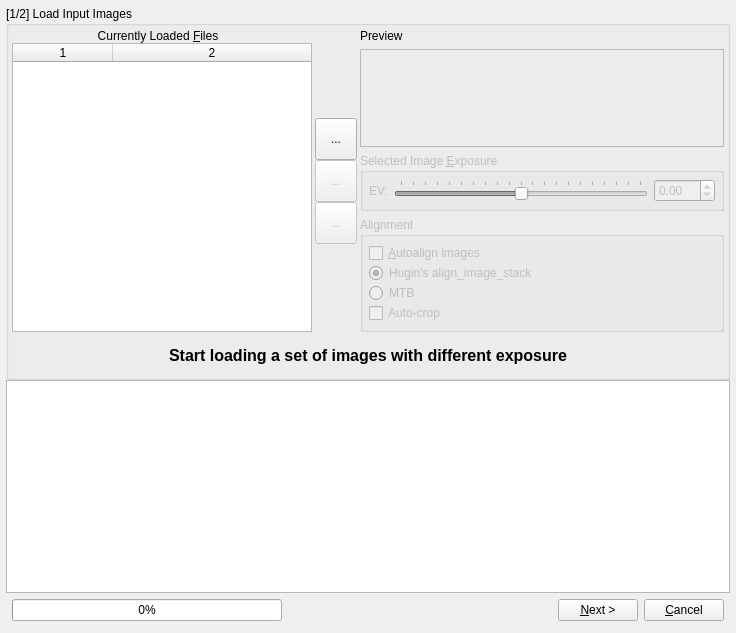
This is src/HdrWizard/HdrWizard.ui in LuminanceHDR/LuminanceHDR as Qt 5 draws it before an edit. The edited form follows.
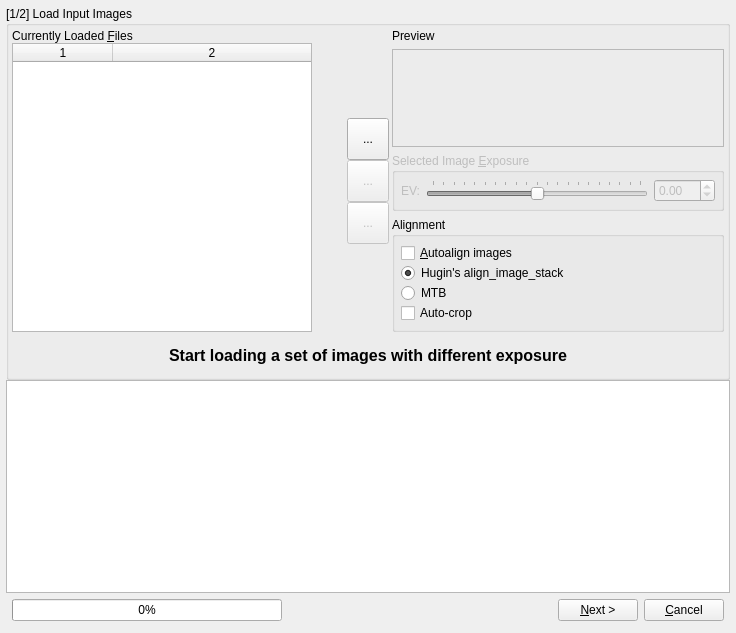
This is the edited form. The open tabs and pages were chosen to show the change. Icons and pictures are not drawn.

Commit message: [new-wizard]: AIS working again, auto antighosting working (to check).

```diff
--- a/src/HdrWizard/HdrWizard.ui
+++ b/src/HdrWizard/HdrWizard.ui
@@ -227,6 +227,12 @@
                     <property name="orientation">
                      <enum>Qt::Horizontal</enum>
                     </property>
+                    <property name="sizeHint" stdset="0">
+                     <size>
+                      <width>0</width>
+                      <height>0</height>
+                     </size>
+                    </property>
                    </spacer>
                   </item>
                  </layout>
@@ -529,7 +535,7 @@
                 <item>
                  <widget class="QGroupBox" name="alignGroupBox">
                   <property name="enabled">
-                   <bool>false</bool>
+                   <bool>true</bool>
                   </property>
                   <property name="title">
                    <string>Alignment</string>
@@ -546,7 +552,7 @@
                      <item row="0" column="0">
                       <widget class="QCheckBox" name="alignCheckBox">
                        <property name="enabled">
-                        <bool>false</bool>
+                        <bool>true</bool>
                        </property>
                        <property name="sizePolicy">
                         <sizepolicy hsizetype="Fixed" vsizetype="Fixed">
```
The commit also changes 9 other files.
